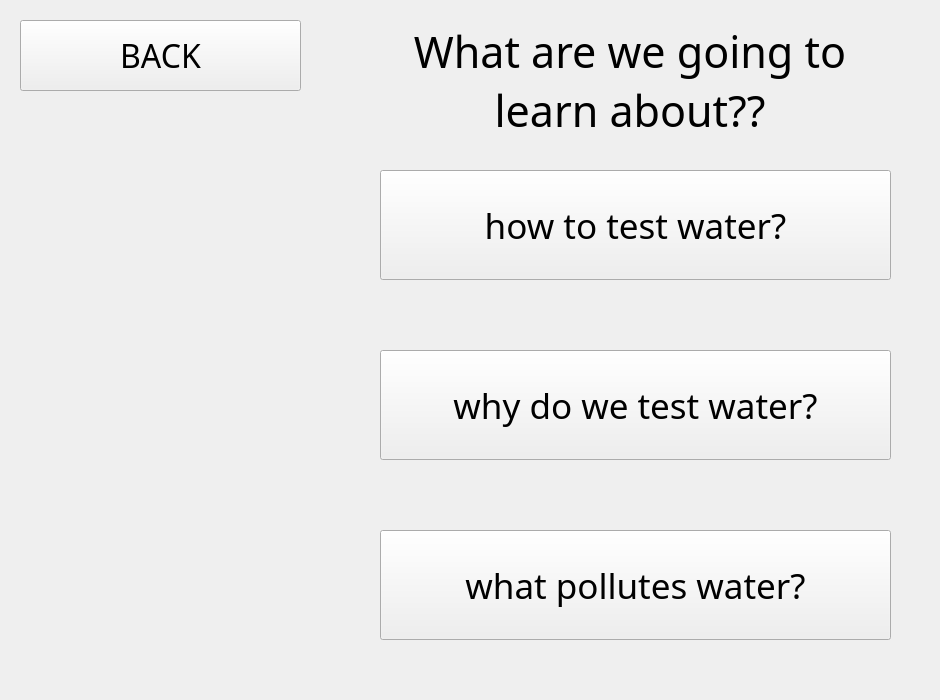
hayrayl/AquaQuestSoftware, file QtDesignerFiles/Learning.ui: the form before one commit.
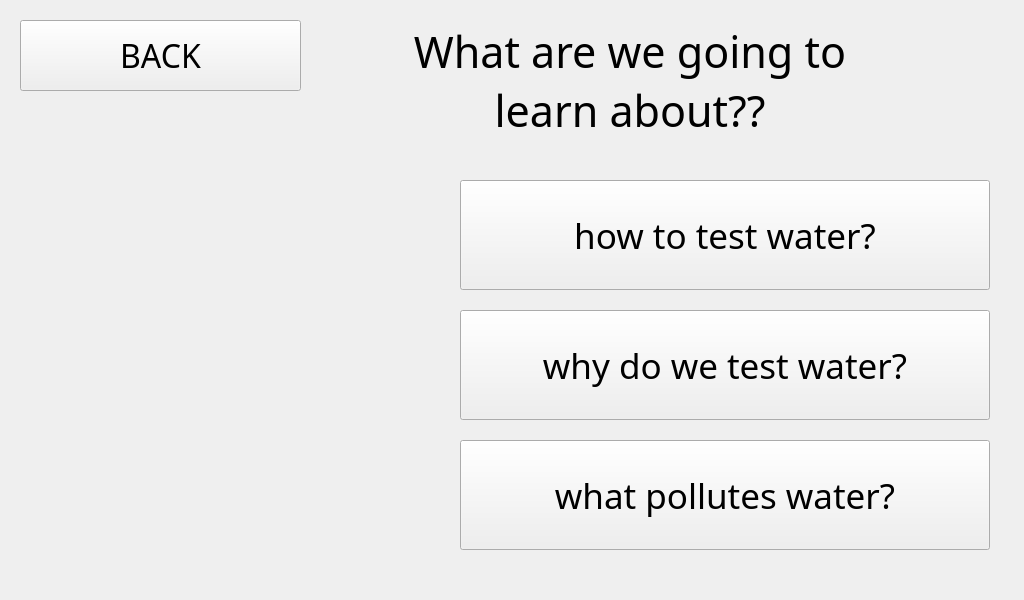
The form after the commit.

Diff of the .ui file:
```diff
--- a/QtDesignerFiles/Learning.ui
+++ b/QtDesignerFiles/Learning.ui
@@ -6,8 +6,8 @@
    <rect>
     <x>0</x>
     <y>0</y>
-    <width>940</width>
-    <height>700</height>
+    <width>1024</width>
+    <height>600</height>
    </rect>
   </property>
   <property name="windowTitle">
@@ -46,9 +46,9 @@
   <widget class="QPushButton" name="pushButton_L_parameters">
    <property name="geometry">
     <rect>
-     <x>380</x>
-     <y>170</y>
-     <width>511</width>
+     <x>460</x>
+     <y>180</y>
+     <width>530</width>
      <height>110</height>
     </rect>
    </property>
@@ -79,9 +79,9 @@
   <widget class="QPushButton" name="pushButton_L_whyTest">
    <property name="geometry">
     <rect>
-     <x>380</x>
-     <y>350</y>
-     <width>511</width>
+     <x>460</x>
+     <y>310</y>
+     <width>530</width>
      <height>110</height>
     </rect>
    </property>
@@ -112,9 +112,9 @@
   <widget class="QPushButton" name="pushButton_L_what_pollutes">
    <property name="geometry">
     <rect>
-     <x>380</x>
-     <y>530</y>
-     <width>511</width>
+     <x>460</x>
+     <y>440</y>
+     <width>530</width>
      <height>110</height>
     </rect>
    </property>
@@ -180,8 +180,8 @@
     <rect>
      <x>0</x>
      <y>0</y>
-     <width>940</width>
-     <height>700</height>
+     <width>1024</width>
+     <height>600</height>
     </rect>
    </property>
    <property name="text">
@@ -191,8 +191,8 @@
   <widget class="QLabel" name="archie">
    <property name="geometry">
     <rect>
-     <x>0</x>
-     <y>270</y>
+     <x>20</x>
+     <y>170</y>
      <width>400</width>
      <height>400</height>
     </rect>
```
